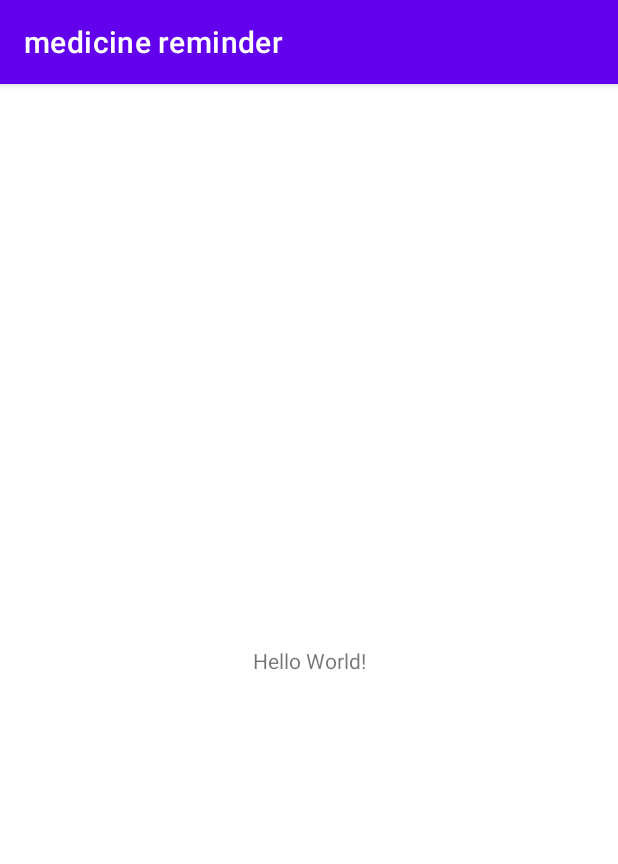
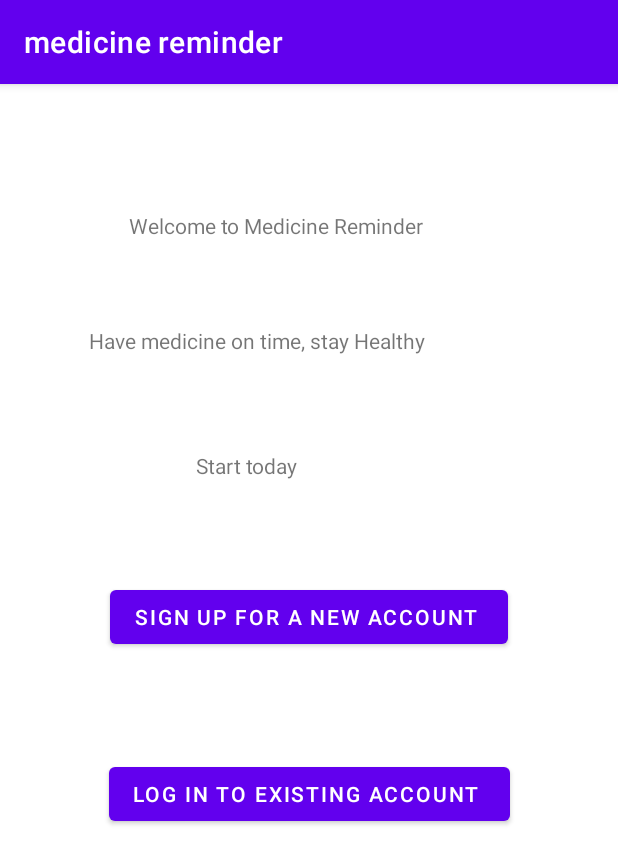
Before and after one commit to InaTinaMina/medicine-reminder, an Android app: the screen it shows after launch (MainActivity), on a phone screen of 412 x 824 dp. Shown: the top 864 px of the screen. Run offline under Robolectric (Android 15) with nearby library versions, the light colour scheme and no system bars.

Commit message:
made the front page of the app

```diff
--- a/app/src/main/res/layout/activity_main.xml
+++ b/app/src/main/res/layout/activity_main.xml
@@ -7,12 +7,58 @@
     tools:context=".MainActivity">
 
     <TextView
+        android:id="@+id/textView"
+        android:layout_width="206dp"
+        android:layout_height="45dp"
+        android:text="Welcome to Medicine Reminder"
+        app:layout_constraintBottom_toBottomOf="parent"
+        app:layout_constraintEnd_toEndOf="parent"
+        app:layout_constraintHorizontal_bias="0.419"
+        app:layout_constraintStart_toStartOf="parent"
+        app:layout_constraintTop_toTopOf="parent"
+        app:layout_constraintVertical_bias="0.117" />
+
+    <TextView
+        android:id="@+id/textView2"
+        android:layout_width="293dp"
+        android:layout_height="44dp"
+        android:text="Have medicine on time, stay Healthy"
+        app:layout_constraintBottom_toBottomOf="parent"
+        app:layout_constraintEnd_toEndOf="parent"
+        app:layout_constraintStart_toStartOf="parent"
+        app:layout_constraintTop_toBottomOf="@+id/textView"
+        app:layout_constraintVertical_bias="0.053" />
+
+    <TextView
+        android:id="@+id/textView3"
+        android:layout_width="151dp"
+        android:layout_height="28dp"
+        android:text="Start today "
+        app:layout_constraintBottom_toBottomOf="parent"
+        app:layout_constraintEnd_toEndOf="parent"
+        app:layout_constraintStart_toStartOf="parent"
+        app:layout_constraintTop_toBottomOf="@+id/textView2"
+        app:layout_constraintVertical_bias="0.073" />
+
+    <Button
+        android:id="@+id/button"
         android:layout_width="wrap_content"
         android:layout_height="wrap_content"
-        android:text="Hello World!"
+        android:text="Sign up for a new account "
         app:layout_constraintBottom_toBottomOf="parent"
-        app:layout_constraintLeft_toLeftOf="parent"
-        app:layout_constraintRight_toRightOf="parent"
-        app:layout_constraintTop_toTopOf="parent" />
+        app:layout_constraintEnd_toEndOf="parent"
+        app:layout_constraintStart_toStartOf="parent"
+        app:layout_constraintTop_toBottomOf="@+id/textView3"
+        app:layout_constraintVertical_bias="0.131" />
 
+    <Button
+        android:id="@+id/button2"
+        android:layout_width="wrap_content"
+        android:layout_height="wrap_content"
+        android:text="log in to existing account "
+        app:layout_constraintBottom_toBottomOf="parent"
+        app:layout_constraintEnd_toEndOf="parent"
+        app:layout_constraintStart_toStartOf="parent"
+        app:layout_constraintTop_toBottomOf="@+id/button"
+        app:layout_constraintVertical_bias="0.205" />
 </androidx.constraintlayout.widget.ConstraintLayout>
```
